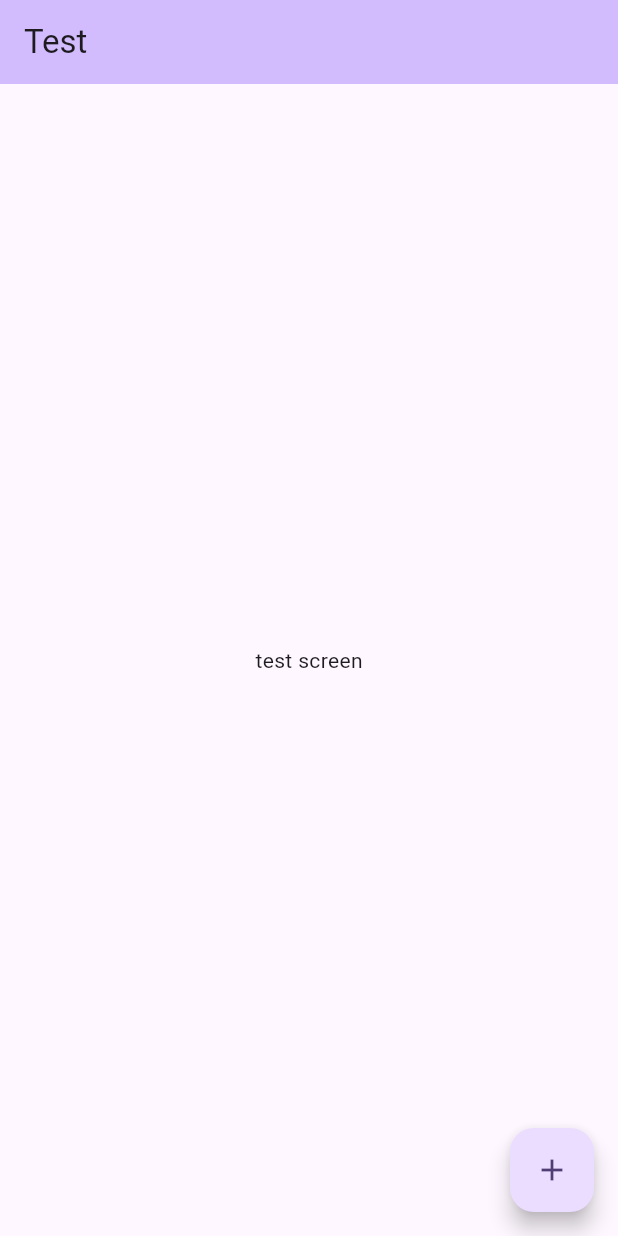
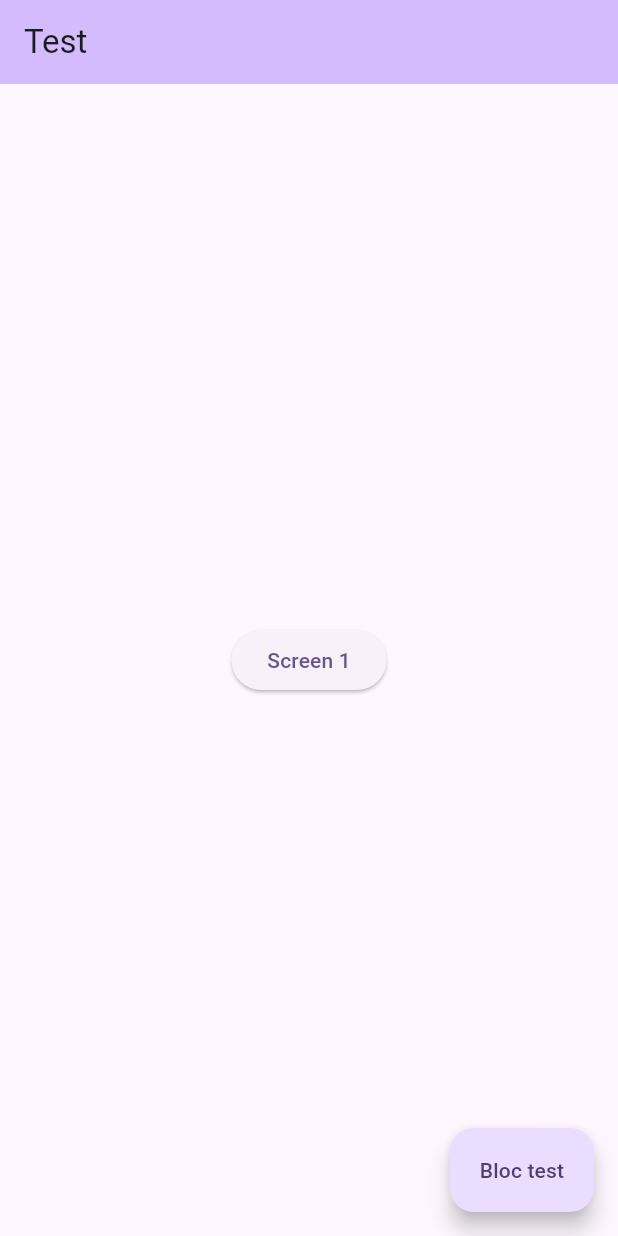
Before and after one commit to ilyasarafath/test-feedback, a Flutter app: the screen it shows after launch, on a phone screen of 412 x 824 dp. Run offline on Flutter 3.47's test engine with Material 3 defaults, Android fonts, the phone set to English and light mode, and no system bars; our stand-ins replace bloc, flutter_bloc; missing offline and left inert: feedback.

```diff
--- a/lib/main.dart
+++ b/lib/main.dart
@@ -2,6 +2,7 @@ import 'package:feedback/feedback.dart';
 import 'package:flutter/material.dart';
 import 'package:flutter_bloc/flutter_bloc.dart';
 import 'package:test/bloc/bloc/feed_back_test_bloc.dart';
+import 'package:test/screen2.dart';
 
 void main() {
   runApp(
@@ -37,17 +38,21 @@ class MyHomePage extends StatelessWidget {
         backgroundColor: Theme.of(context).colorScheme.inversePrimary,
         title: const Text("Test"),
       ),
-      body: const Center(
+      body: Center(
         child: Column(
           mainAxisAlignment: MainAxisAlignment.center,
           children: <Widget>[
-            Text(
-              'test screen',
-            ),
+            ElevatedButton(
+                onPressed: () {
+                  Navigator.of(context)
+                      .push(MaterialPageRoute(builder: (_) => const Screed2()));
+                },
+                child: const Text("Screen 1")),
           ],
         ),
       ),
-      floatingActionButton: FloatingActionButton(
+      // floatingActionButtonLocation: FloatingActionButtonLocation.centerDocked,
+      floatingActionButton: FloatingActionButton.extended(
         onPressed: () async {
           await showDialog<void>(
             context: context,
@@ -64,7 +69,7 @@ class MyHomePage extends StatelessWidget {
             },
           );
         },
-        child: const Icon(Icons.add),
+        label: const Text("Bloc test"),
       ),
     );
   }
```
Also changed, not shown: lib/screen2.dart (added, +52 -0 lines).
